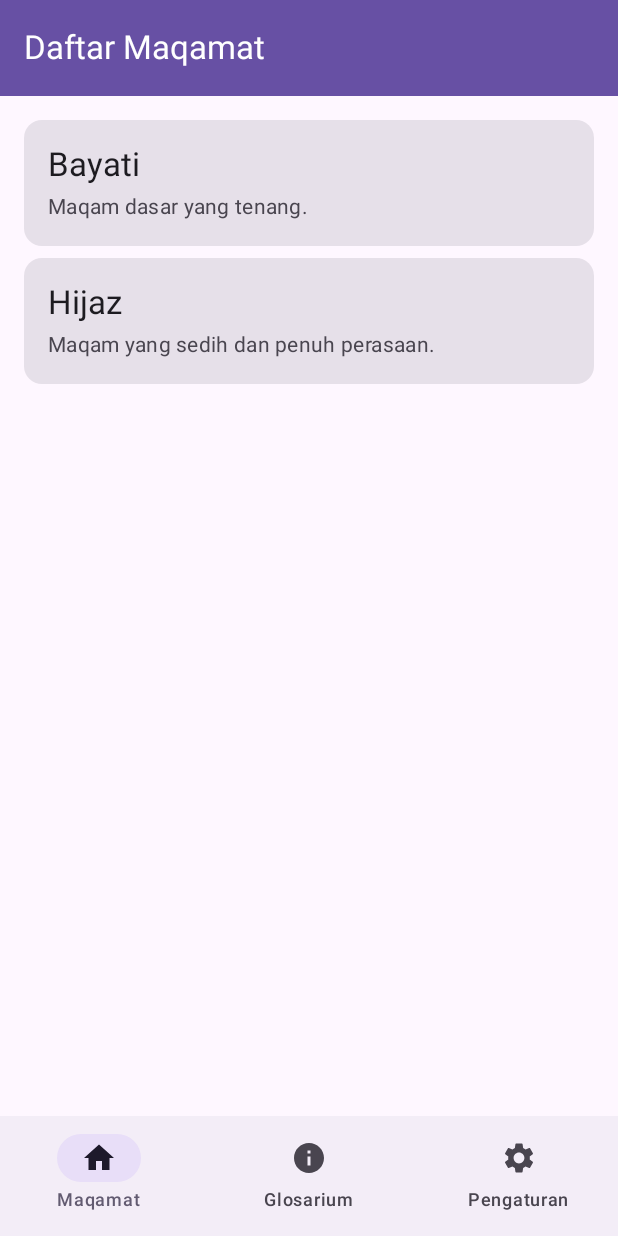
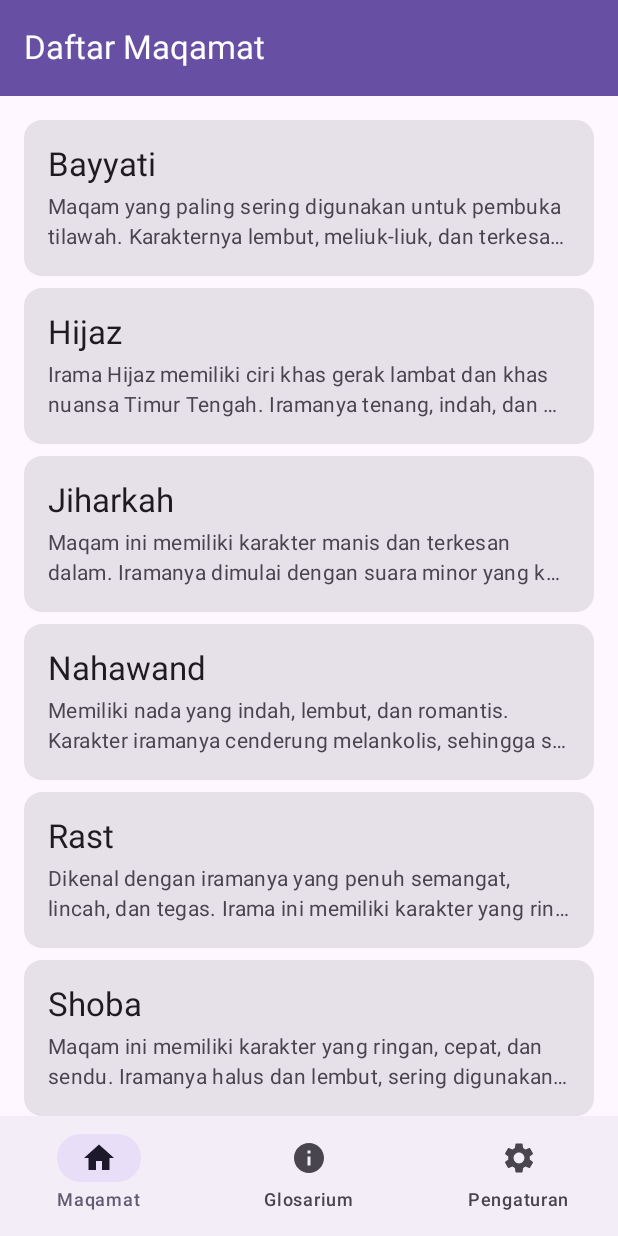
Before and after one commit to almagribii/MaqraDars, an Android app built with Jetpack Compose: the screen it shows after launch (MainActivity), on a phone screen of 412 x 824 dp. Run offline under Robolectric (Android 15) with nearby library versions, the phone set to English and light mode, and no system bars; our stand-ins replace Room's generated code.

Commit message:
detail maqam

```diff
--- a/app/src/main/java/com/maqradars/MainActivity.kt
+++ b/app/src/main/java/com/maqradars/MainActivity.kt
@@ -94,24 +94,47 @@ class MainActivity : ComponentActivity() {
             val userDao = database.userDao()
 
             if (maqamDao.getAllMaqamat().first().isEmpty()) {
-                val bayatiId = maqamDao.insertMaqam(
-                    Maqam(name = "Bayati", description = "Maqam dasar yang tenang.", audioPathPureMaqam = "bayati.mp3", isFavorite = false)
+                val hijazId = maqamDao.insertMaqam(
+                    Maqam(name = "Hijaz", description = "Irama Hijaz memiliki ciri khas gerak lambat dan khas nuansa Timur Tengah. Iramanya tenang, indah, dan mendayu. Maqam ini cocok untuk ayat-ayat yang menceritakan sejarah para nabi, hukum, atau tentang kenikmatan surga.", audioPathPureMaqam = "hijaz.mp3", isFavorite = false)
                 )
-                val hijazId = maqamDao.insertMaqam(
-                    Maqam(name = "Hijaz", description = "Maqam yang sedih dan penuh perasaan.", audioPathPureMaqam = "hijaz.mp3", isFavorite = false)
+                val bayyatiId = maqamDao.insertMaqam(
+                    Maqam(name = "Bayyati", description = "Maqam yang paling sering digunakan untuk pembuka tilawah. Karakternya lembut, meliuk-liuk, dan terkesan khidmat. Sangat fleksibel dan sering dipakai untuk ayat-ayat tentang kebesaran Allah.", audioPathPureMaqam = "bayyati.mp3", isFavorite = false)
+                )
+                val shobaId = maqamDao.insertMaqam(
+                    Maqam(name = "Shoba", description = "Maqam ini memiliki karakter yang ringan, cepat, dan sendu. Iramanya halus dan lembut, sering digunakan untuk melantunkan ayat-ayat yang mengandung makna kesedihan, duka cita, atau penyesalan.", audioPathPureMaqam = "shoba.mp3", isFavorite = false)
+                )
+                val rastId = maqamDao.insertMaqam(
+                    Maqam(name = "Rast", description = "Dikenal dengan iramanya yang penuh semangat, lincah, dan tegas. Irama ini memiliki karakter yang ringan dan cepat. Sering digunakan untuk mengumandangkan azan dan menjadi pilihan untuk imam salat.", audioPathPureMaqam = "rast.mp3", isFavorite = false)
+                )
+                val sikaId = maqamDao.insertMaqam(
+                    Maqam(name = "Sika", description = "Memiliki karakter yang lembut, khidmat, dan mendayu-dayu. Nada-nadanya cenderung bersifat riang dan cemerlang, cocok untuk ayat-ayat yang berisi harapan, doa, larangan, atau perintah.", audioPathPureMaqam = "sika.mp3", isFavorite = false)
+                )
+                val jiharkahId = maqamDao.insertMaqam(
+                    Maqam(name = "Jiharkah", description = "Maqam ini memiliki karakter manis dan terkesan dalam. Iramanya dimulai dengan suara minor yang khas, lalu dilanjutkan dengan nada yang tinggi. Irama ini sering dilantunkan saat takbiran hari raya.", audioPathPureMaqam = "jiharkah.mp3", isFavorite = false)
+                )
+                val nahawandId = maqamDao.insertMaqam(
+                    Maqam(name = "Nahawand", description = "Memiliki nada yang indah, lembut, dan romantis. Karakter iramanya cenderung melankolis, sehingga sering digunakan pada ayat-ayat Al-Qur'an yang memiliki nuansa sedih atau kecintaan kepada Allah.", audioPathPureMaqam = "nahawand.mp3", isFavorite = false)
+                )
+                val bayatiHusainiId = maqamVariantDao.insertMaqamVariant(
+                    MaqamVariant(maqamId = bayyatiId, variantName = "Husaini", description = "Nuansa yang lebih lembut dan tenang. Sering digunakan untuk ayat-ayat tentang doa dan munajat.", audioPath = "bayati_husaini.mp3")
                 )
 
-                val bayatiNaqaId = maqamVariantDao.insertMaqamVariant(
-                    MaqamVariant(maqamId = bayatiId, variantName = "Naqa", description = "Varian Bayati Naqa", audioPath = "bayati_naqa.mp3")
+                val bayatiSyuriId = maqamVariantDao.insertMaqamVariant(
+                    MaqamVariant(maqamId = bayyatiId, variantName = "Syuri", description = "Irama yang lebih cepat, energik, dan tegas. Sering dipakai untuk ayat-ayat yang memuat perintah atau larangan.", audioPath = "bayati_syuri.mp3")
                 )
+
+                val bayatiNawaId = maqamVariantDao.insertMaqamVariant(
+                    MaqamVariant(maqamId = bayyatiId, variantName = "Nawa", description = "Varian dengan nada menengah yang stabil, sering menjadi jembatan antara nada awal dan nada tinggi.", audioPath = "bayati_nawa.mp3")
+                )
+
                 val bayatiKurdId = maqamVariantDao.insertMaqamVariant(
-                    MaqamVariant(maqamId = bayatiId, variantName = "Kurd", description = "Varian Bayati Kurd", audioPath = "bayati_kurd.mp3")
+                    MaqamVariant(maqamId = bayyatiId, variantName = "Kurd", description = "Perpaduan Bayyati dengan Maqam Kurd, menciptakan irama yang unik dengan nuansa sedikit melankolis.", audioPath = "bayati_kurd.mp3")
                 )
                 ayatExampleDao.insertAyatExample(
-                    AyatExample(maqamVariantId = bayatiNaqaId, surahNumber = 1, ayatNumber = 1, arabicText = "بِسْمِ ٱللّٰهِ ٱلرَّحْمٰنِ ٱلرَّحِيمِ", translationText = "Dengan nama Allah Yang Maha Pengasih, Maha Penyayang.", audioPath = "alfatihah_1")
+                    AyatExample(maqamVariantId = bayatiNawaId, surahNumber = 1, ayatNumber = 1, arabicText = "بِسْمِ ٱللّٰهِ ٱلرَّحْمٰنِ ٱلرَّحِيمِ", translationText = "Dengan nama Allah Yang Maha Pengasih, Maha Penyayang.", audioPath = "alfatihah_1")
                 )
                 ayatExampleDao.insertAyatExample(
-                    AyatExample(maqamVariantId = bayatiNaqaId, surahNumber = 1, ayatNumber = 2, arabicText = "اَلْحَمْدُ لِلّٰهِ رَبِّ الْعٰلَمِيْنَ", translationText = "Segala puji bagi Allah, Tuhan seluruh alam,", audioPath = "alfatihah_2")
+                    AyatExample(maqamVariantId = bayatiNawaId, surahNumber = 1, ayatNumber = 2, arabicText = "اَلْحَمْدُ لِلّٰهِ رَبِّ الْعٰلَمِيْنَ", translationText = "Segala puji bagi Allah, Tuhan seluruh alam,", audioPath = "alfatihah_2")
                 )
                 glosariumTermDao.insertGlosariumTerm(
                     GlosariumTerm(term = "Maqam", definition = "Tangga nada atau irama dalam pembacaan Al-Quran.")
--- a/app/src/main/java/com/maqradars/ui/screens/TilawahScreen.kt
+++ b/app/src/main/java/com/maqradars/ui/screens/TilawahScreen.kt
@@ -65,6 +65,12 @@ fun TilawahScreen(surahName: String, onBackClick: () -> Unit) {
             horizontalAlignment = Alignment.CenterHorizontally,
             verticalArrangement = Arrangement.Center
         ) {
+            Image(
+                painter = painterResource(id = R.drawable.alfatihah ), // <-- Ganti dengan nama file Anda
+                contentDescription = "Teks Surah Al-Fatihah",
+                modifier = Modifier.padding(16.dp)
+            )
+
             Text(text = "Memutar Surah $surahName", style = MaterialTheme.typography.headlineSmall)
             Spacer(modifier = Modifier.height(24.dp))
             Row(horizontalArrangement = Arrangement.spacedBy(16.dp)) {
```
Also changed, not shown: app/src/main/res/drawable/alfatihah.jpeg (added).
